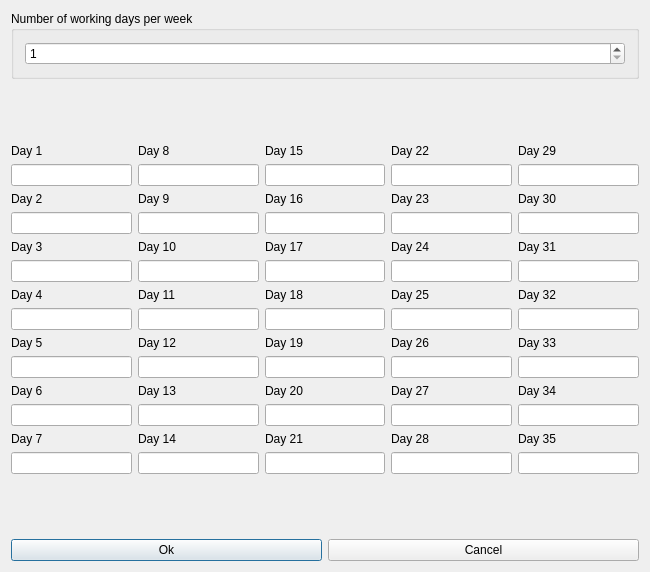
vonmecheln/fet, file fet/src/interface/daysform_template.ui: the form before one commit.
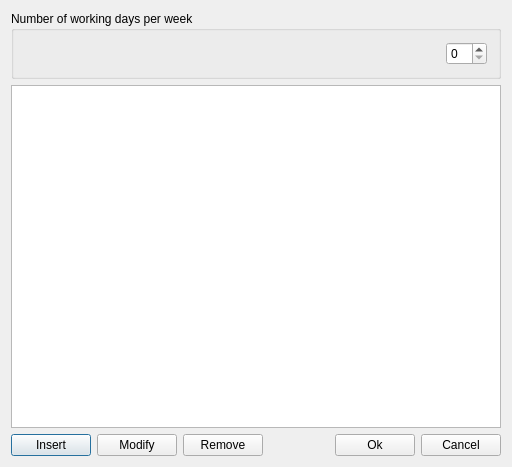
The form after the commit.

Patch:
```diff
--- a/fet/src/interface/daysform_template.ui
+++ b/fet/src/interface/daysform_template.ui
@@ -6,8 +6,8 @@
    <rect>
     <x>0</x>
     <y>0</y>
-    <width>650</width>
-    <height>572</height>
+    <width>512</width>
+    <height>467</height>
    </rect>
   </property>
   <property name="windowTitle">
@@ -21,531 +21,63 @@
      </property>
      <layout class="QGridLayout" name="gridLayout">
       <item row="0" column="0">
-       <widget class="QSpinBox" name="daysSpinBox">
-        <property name="minimum">
-         <number>1</number>
+       <spacer name="horizontalSpacer_2">
+        <property name="orientation">
+         <enum>Qt::Horizontal</enum>
         </property>
-        <property name="maximum">
-         <number>100</number>
+        <property name="sizeHint" stdset="0">
+         <size>
+          <width>364</width>
+          <height>20</height>
+         </size>
         </property>
-       </widget>
+       </spacer>
+      </item>
+      <item row="0" column="1">
+       <widget class="QSpinBox" name="nDaysSpinBox"/>
       </item>
      </layout>
     </widget>
    </item>
    <item row="1" column="0">
-    <spacer name="spacer4">
-     <property name="orientation">
-      <enum>Qt::Vertical</enum>
-     </property>
-     <property name="sizeType">
-      <enum>QSizePolicy::Expanding</enum>
-     </property>
-     <property name="sizeHint" stdset="0">
-      <size>
-       <width>20</width>
-       <height>31</height>
-      </size>
-     </property>
-    </spacer>
+    <widget class="QListWidget" name="daysListWidget"/>
    </item>
    <item row="2" column="0">
     <layout class="QHBoxLayout" name="horizontalLayout">
      <item>
-      <layout class="QVBoxLayout">
-       <item>
-        <widget class="QLabel" name="day1TextLabel">
-         <property name="text">
-          <string>Day 1</string>
-         </property>
-         <property name="wordWrap">
-          <bool>false</bool>
-         </property>
-        </widget>
-       </item>
-       <item>
-        <widget class="QLineEdit" name="day1LineEdit"/>
-       </item>
-       <item>
-        <widget class="QLabel" name="day2TextLabel">
-         <property name="text">
-          <string>Day 2</string>
-         </property>
-         <property name="wordWrap">
-          <bool>false</bool>
-         </property>
-        </widget>
-       </item>
-       <item>
-        <widget class="QLineEdit" name="day2LineEdit"/>
-       </item>
-       <item>
-        <widget class="QLabel" name="day3TextLabel">
-         <property name="text">
-          <string>Day 3</string>
-         </property>
-         <property name="wordWrap">
-          <bool>false</bool>
-         </property>
-        </widget>
-       </item>
-       <item>
-        <widget class="QLineEdit" name="day3LineEdit"/>
-       </item>
-       <item>
-        <widget class="QLabel" name="day4TextLabel">
-         <property name="text">
-          <string>Day 4</string>
-         </property>
-         <property name="wordWrap">
-          <bool>false</bool>
-         </property>
-        </widget>
-       </item>
-       <item>
-        <widget class="QLineEdit" name="day4LineEdit"/>
-       </item>
-       <item>
-        <widget class="QLabel" name="day5TextLabel">
-         <property name="text">
-          <string>Day 5</string>
-         </property>
-         <property name="wordWrap">
-          <bool>false</bool>
-         </property>
-        </widget>
-       </item>
-       <item>
-        <widget class="QLineEdit" name="day5LineEdit"/>
-       </item>
-       <item>
-        <widget class="QLabel" name="day6TextLabel">
-         <property name="text">
-          <string>Day 6</string>
-         </property>
-         <property name="wordWrap">
-          <bool>false</bool>
-         </property>
-        </widget>
-       </item>
-       <item>
-        <widget class="QLineEdit" name="day6LineEdit"/>
-       </item>
-       <item>
-        <widget class="QLabel" name="day7TextLabel">
-         <property name="text">
-          <string>Day 7</string>
-         </property>
-         <property name="wordWrap">
-          <bool>false</bool>
-         </property>
-        </widget>
-       </item>
-       <item>
-        <widget class="QLineEdit" name="day7LineEdit"/>
-       </item>
-      </layout>
+      <widget class="QPushButton" name="insertDayPushButton">
+       <property name="text">
+        <string>Insert</string>
+       </property>
+      </widget>
      </item>
      <item>
-      <layout class="QVBoxLayout">
-       <item>
-        <widget class="QLabel" name="day8TextLabel">
-         <property name="text">
-          <string>Day 8</string>
-         </property>
-         <property name="wordWrap">
-          <bool>false</bool>
-         </property>
-        </widget>
-       </item>
-       <item>
-        <widget class="QLineEdit" name="day8LineEdit"/>
-       </item>
-       <item>
-        <widget class="QLabel" name="day9TextLabel">
-         <property name="text">
-          <string>Day 9</string>
-         </property>
-         <property name="wordWrap">
-          <bool>false</bool>
-         </property>
-        </widget>
-       </item>
-       <item>
-        <widget class="QLineEdit" name="day9LineEdit"/>
-       </item>
-       <item>
-        <widget class="QLabel" name="day10TextLabel">
-         <property name="text">
-          <string>Day 10</string>
-         </property>
-         <property name="wordWrap">
-          <bool>false</bool>
-         </property>
-        </widget>
-       </item>
-       <item>
-        <widget class="QLineEdit" name="day10LineEdit"/>
-       </item>
-       <item>
-        <widget class="QLabel" name="day11TextLabel">
-         <property name="text">
-          <string>Day 11</string>
-         </property>
-         <property name="wordWrap">
-          <bool>false</bool>
-         </property>
-        </widget>
-       </item>
-       <item>
-        <widget class="QLineEdit" name="day11LineEdit"/>
-       </item>
-       <item>
-        <widget class="QLabel" name="day12TextLabel">
-         <property name="text">
-          <string>Day 12</string>
-         </property>
-         <property name="wordWrap">
-          <bool>false</bool>
-         </property>
-        </widget>
-       </item>
-       <item>
-        <widget class="QLineEdit" name="day12LineEdit"/>
-       </item>
-       <item>
-        <widget class="QLabel" name="day13TextLabel">
-         <property name="text">
-          <string>Day 13</string>
-         </property>
-         <property name="wordWrap">
-          <bool>false</bool>
-         </property>
-        </widget>
-       </item>
-       <item>
-        <widget class="QLineEdit" name="day13LineEdit"/>
-       </item>
-       <item>
-        <widget class="QLabel" name="day14TextLabel">
-         <property name="text">
-          <string>Day 14</string>
-         </property>
-         <property name="wordWrap">
-          <bool>false</bool>
-         </property>
-        </widget>
-       </item>
-       <item>
-        <widget class="QLineEdit" name="day14LineEdit"/>
-       </item>
-      </layout>
+      <widget class="QPushButton" name="modifyDayPushButton">
+       <property name="text">
+        <string>Modify</string>
+       </property>
+      </widget>
      </item>
      <item>
-      <layout class="QVBoxLayout">
-       <item>
-        <widget class="QLabel" name="day15TextLabel">
-         <property name="text">
-          <string>Day 15</string>
-         </property>
-         <property name="wordWrap">
-          <bool>false</bool>
-         </property>
-        </widget>
-       </item>
-       <item>
-        <widget class="QLineEdit" name="day15LineEdit"/>
-       </item>
-       <item>
-        <widget class="QLabel" name="day16TextLabel">
-         <property name="text">
-          <string>Day 16</string>
-         </property>
-         <property name="wordWrap">
-          <bool>false</bool>
-         </property>
-        </widget>
-       </item>
-       <item>
-        <widget class="QLineEdit" name="day16LineEdit"/>
-       </item>
-       <item>
-        <widget class="QLabel" name="day17TextLabel">
-         <property name="text">
-          <string>Day 17</string>
-         </property>
-         <property name="wordWrap">
-          <bool>false</bool>
-         </property>
-        </widget>
-       </item>
-       <item>
-        <widget class="QLineEdit" name="day17LineEdit"/>
-       </item>
-       <item>
-        <widget class="QLabel" name="day18TextLabel">
-         <property name="text">
-          <string>Day 18</string>
-         </property>
-         <property name="wordWrap">
-          <bool>false</bool>
-         </property>
-        </widget>
-       </item>
-       <item>
-        <widget class="QLineEdit" name="day18LineEdit"/>
-       </item>
-       <item>
-        <widget class="QLabel" name="day19TextLabel">
-         <property name="text">
-          <string>Day 19</string>
-         </property>
-         <property name="wordWrap">
-          <bool>false</bool>
-         </property>
-        </widget>
-       </item>
-       <item>
-        <widget class="QLineEdit" name="day19LineEdit"/>
-       </item>
-       <item>
-        <widget class="QLabel" name="day20TextLabel">
-         <property name="text">
-          <string>Day 20</string>
-         </property>
-         <property name="wordWrap">
-          <bool>false</bool>
-         </property>
-        </widget>
-       </item>
-       <item>
-        <widget class="QLineEdit" name="day20LineEdit"/>
-       </item>
-       <item>
-        <widget class="QLabel" name="day21TextLabel">
-         <property name="text">
-          <string>Day 21</string>
-         </property>
-         <property name="wordWrap">
-          <bool>false</bool>
-         </property>
-        </widget>
-       </item>
-       <item>
-        <widget class="QLineEdit" name="day21LineEdit"/>
-       </item>
-      </layout>
+      <widget class="QPushButton" name="removeDayPushButton">
+       <property name="text">
+        <string>Remove</string>
+       </property>
+      </widget>
      </item>
      <item>
-      <layout class="QVBoxLayout">
-       <item>
-        <widget class="QLabel" name="day22TextLabel">
-         <property name="text">
-          <string>Day 22</string>
-         </property>
-         <property name="wordWrap">
-          <bool>false</bool>
-         </property>
-        </widget>
-       </item>
-       <item>
-        <widget class="QLineEdit" name="day22LineEdit"/>
-       </item>
-       <item>
-        <widget class="QLabel" name="day23TextLabel">
-         <property name="text">
-          <string>Day 23</string>
-         </property>
-         <property name="wordWrap">
-          <bool>false</bool>
-         </property>
-        </widget>
-       </item>
-       <item>
-        <widget class="QLineEdit" name="day23LineEdit"/>
-       </item>
-       <item>
-        <widget class="QLabel" name="day24TextLabel">
-         <property name="text">
-          <string>Day 24</string>
-         </property>
-         <property name="wordWrap">
-          <bool>false</bool>
-         </property>
-        </widget>
-       </item>
-       <item>
-        <widget class="QLineEdit" name="day24LineEdit"/>
-       </item>
-       <item>
-        <widget class="QLabel" name="day25TextLabel">
-         <property name="text">
-          <string>Day 25</string>
-         </property>
-         <property name="wordWrap">
-          <bool>false</bool>
-         </property>
-        </widget>
-       </item>
-       <item>
-        <widget class="QLineEdit" name="day25LineEdit"/>
-       </item>
-       <item>
-        <widget class="QLabel" name="day26TextLabel">
-         <property name="text">
-          <string>Day 26</string>
-         </property>
-         <property name="wordWrap">
-          <bool>false</bool>
-         </property>
-        </widget>
-       </item>
-       <item>
-        <widget class="QLineEdit" name="day26LineEdit"/>
-       </item>
-       <item>
-        <widget class="QLabel" name="day27TextLabel">
-         <property name="text">
-          <string>Day 27</string>
-         </property>
-         <property name="wordWrap">
-          <bool>false</bool>
-         </property>
-        </widget>
-       </item>
-       <item>
-        <widget class="QLineEdit" name="day27LineEdit"/>
-       </item>
-       <item>
-        <widget class="QLabel" name="day28TextLabel">
-         <property name="text">
-          <string>Day 28</string>
-         </property>
-         <property name="wordWrap">
-          <bool>false</bool>
-         </property>
-        </widget>
-       </item>
-       <item>
-        <widget class="QLineEdit" name="day28LineEdit"/>
-       </item>
-      </layout>
+      <spacer name="horizontalSpacer">
+       <property name="orientation">
+        <enum>Qt::Horizontal</enum>
+       </property>
+       <property name="sizeHint" stdset="0">
+        <size>
+         <width>38</width>
+         <height>20</height>
+        </size>
+       </property>
+      </spacer>
      </item>
-     <item>
-      <layout class="QVBoxLayout" name="_2">
-       <item>
-        <widget class="QLabel" name="day29TextLabel">
-         <property name="text">
-          <string>Day 29</string>
-         </property>
-         <property name="wordWrap">
-          <bool>false</bool>
-         </property>
-        </widget>
-       </item>
-       <item>
-        <widget class="QLineEdit" name="day29LineEdit"/>
-       </item>
-       <item>
-        <widget class="QLabel" name="day30TextLabel">
-         <property name="text">
-          <string>Day 30</string>
-         </property>
-         <property name="wordWrap">
-          <bool>false</bool>
-         </property>
-        </widget>
-       </item>
-       <item>
-        <widget class="QLineEdit" name="day30LineEdit"/>
-       </item>
-       <item>
-        <widget class="QLabel" name="day31TextLabel">
-         <property name="text">
-          <string>Day 31</string>
-         </property>
-         <property name="wordWrap">
-          <bool>false</bool>
-         </property>
-        </widget>
-       </item>
-       <item>
-        <widget class="QLineEdit" name="day31LineEdit"/>
-       </item>
-       <item>
-        <widget class="QLabel" name="day32TextLabel">
-         <property name="text">
-          <string>Day 32</string>
-         </property>
-         <property name="wordWrap">
-          <bool>false</bool>
-         </property>
-        </widget>
-       </item>
-       <item>
-        <widget class="QLineEdit" name="day32LineEdit"/>
-       </item>
-       <item>
-        <widget class="QLabel" name="day33TextLabel">
-         <property name="text">
-          <string>Day 33</string>
-         </property>
-         <property name="wordWrap">
-          <bool>false</bool>
-         </property>
-        </widget>
-       </item>
-       <item>
-        <widget class="QLineEdit" name="day33LineEdit"/>
-       </item>
-       <item>
-        <widget class="QLabel" name="day34TextLabel">
-         <property name="text">
-          <string>Day 34</string>
-         </property>
-         <property name="wordWrap">
-          <bool>false</bool>
-         </property>
-        </widget>
-       </item>
-       <item>
-        <widget class="QLineEdit" name="day34LineEdit"/>
-       </item>
-       <item>
-        <widget class="QLabel" name="day35TextLabel">
-         <property name="text">
-          <string>Day 35</string>
-         </property>
-         <property name="wordWrap">
-          <bool>false</bool>
-         </property>
-        </widget>
-       </item>
-       <item>
-        <widget class="QLineEdit" name="day35LineEdit"/>
-       </item>
-      </layout>
-     </item>
-    </layout>
-   </item>
-   <item row="3" column="0">
-    <spacer name="spacer5">
-     <property name="orientation">
-      <enum>Qt::Vertical</enum>
-     </property>
-     <property name="sizeType">
-      <enum>QSizePolicy::Expanding</enum>
-     </property>
-     <property name="sizeHint" stdset="0">
-      <size>
-       <width>20</width>
-       <height>41</height>
-      </size>
-     </property>
-    </spacer>
-   </item>
-   <item row="4" column="0">
-    <layout class="QHBoxLayout">
      <item>
       <widget class="QPushButton" name="okPushButton">
        <property name="text">
```
